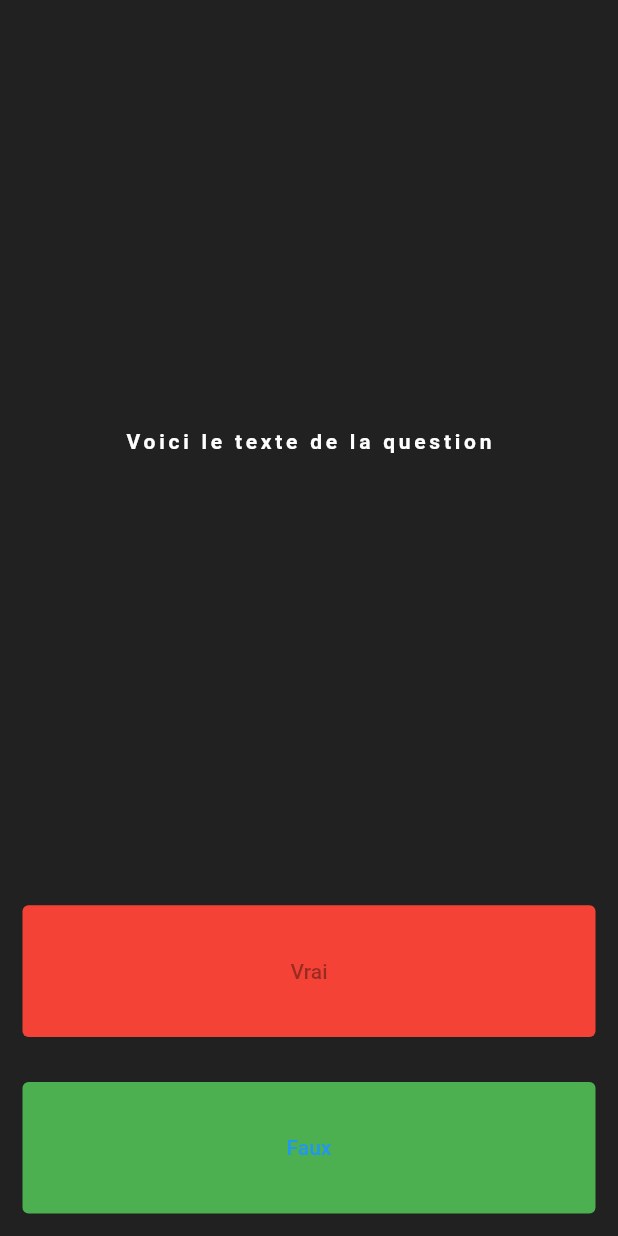
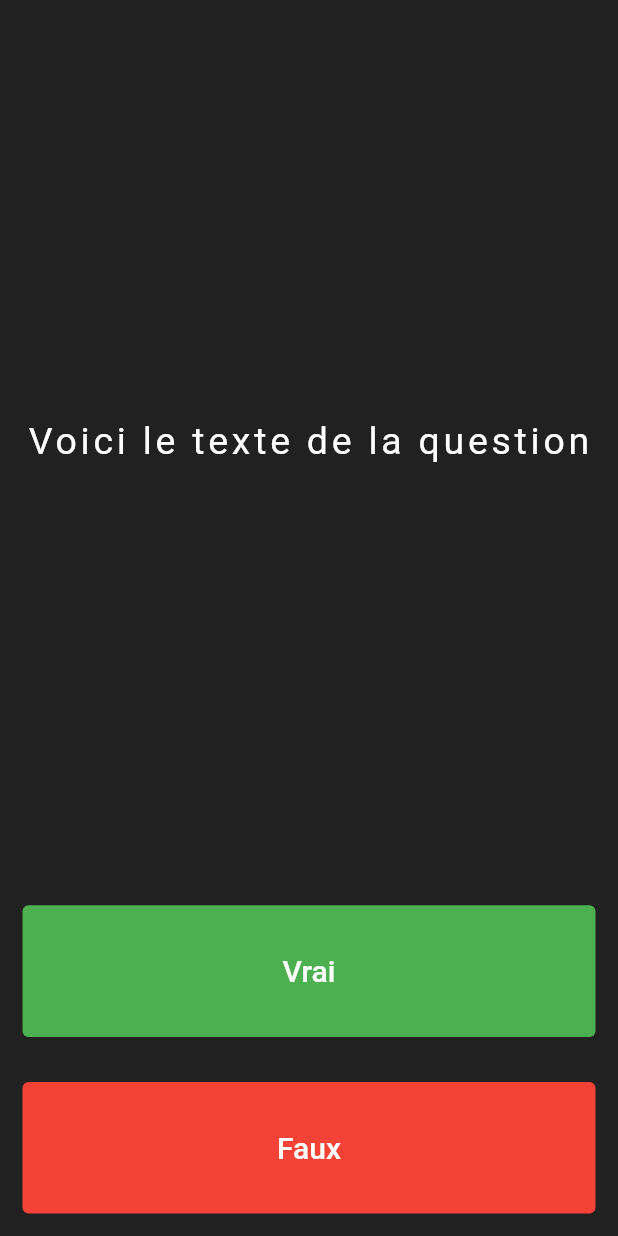
Before and after one commit to sylvia974/quizz, a Flutter app: the screen it shows after launch, on a phone screen of 412 x 824 dp. Run offline on Flutter 3.47's test engine with Material 2 defaults, Android fonts, the phone set to English and light mode, and no system bars.

Commit message:
modification des éléments du style

```diff
--- a/lib/main.dart
+++ b/lib/main.dart
@@ -16,22 +16,40 @@ class _quizzState extends State<quizz> {
   Widget build(BuildContext context) {
     return MaterialApp(
       home: Scaffold(
-        backgroundColor: Colors.grey[900],
+        backgroundColor: Colors.grey.shade900,
         body: SafeArea(
+          child: Center(
             child: Column(
               crossAxisAlignment: CrossAxisAlignment.stretch,
               children: [
                 Expanded(
                   flex: 5,
                   child: Padding(
-                  padding: const EdgeInsets.all(15.0),
+                    padding: const EdgeInsets.all(10.0),
                     child: Center(
                       child: Text(
                         'Voici le texte de la question',
                         style: TextStyle(
                           color: Colors.white,
                           letterSpacing: 2.5,
-                        fontWeight: FontWeight.bold,
+                          fontSize: 25.0,
+                        ),
+                      ),
+                    ),
+                  ),
+                ),
+                Expanded(
+                  child: Padding(
+                    padding: const EdgeInsets.all(15.0),
+                    child: TextButton(
+                      onPressed: null,
+                      style: TextButton.styleFrom(
+                        backgroundColor: Colors.green,
+                      ),
+                      child: Text('Vrai',
+                      style: TextStyle(
+                        color:Colors.white,
+                        fontSize: 20
                       ),
                       ),
                     ),
@@ -45,24 +63,17 @@ class _quizzState extends State<quizz> {
                       style: TextButton.styleFrom(
                         backgroundColor: Colors.red,
                       ),
-                    child: Text('Vrai'),
+                      child: Text('Faux',
+                          style: TextStyle(
+                            color:Colors.white,
+                            fontSize: 20
                           ),
                       ),
                     ),
-              Expanded(
-                  child: Padding(
-                padding: const EdgeInsets.all(15.0),
-                child: TextButton(
-                  child: Text('Faux'),
-                  style: TextButton.styleFrom(
-                    backgroundColor: Colors.green,
                   ),
-                  onPressed: () {
-                    print('Pressed');
-                  },
                 ),
-              )),
               ],
+            ),
           ),
         ),
       ),
```
Lines whose indentation alone changed are shown as unchanged.
